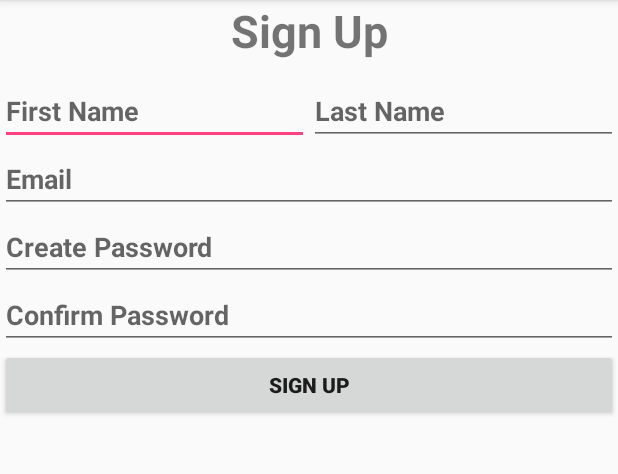
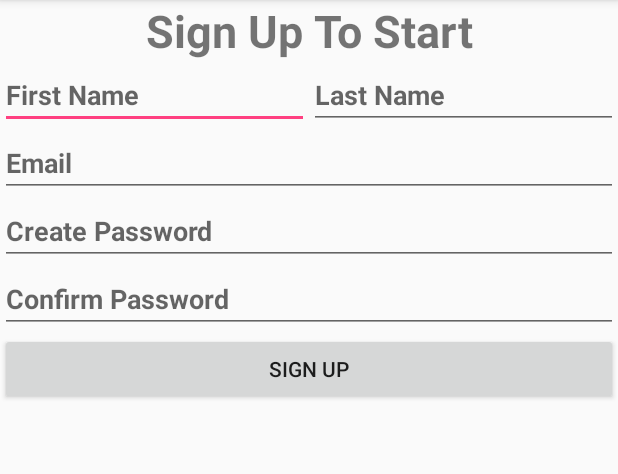
Before and after one commit to nezarlawen1/nizarofficialprojectMovies-master, an Android app: the SignUpActivity screen opened directly, with no data from a screen before it, on a phone screen of 412 x 824 dp, the part 84-558 px from its top. Run offline under Robolectric (Android 15) with nearby library versions, the phone set to English and light mode, and no system bars; 1 statement that could not run was skipped.

Commit message:
sign up fixed and done ,but there is a compiler error

```diff
--- a/app/build.gradle
+++ b/app/build.gradle
@@ -16,10 +16,11 @@ android {
             proguardFiles getDefaultProguardFile('proguard-android.txt'), 'proguard-rules.pro'
         }
     }
+    buildToolsVersion '28.0.2'
 }
 
 dependencies {
-    implementation fileTree(dir: 'libs', include: ['*.jar'])
+    implementation fileTree(include: ['*.jar'], dir: 'libs')
     implementation 'com.android.support:appcompat-v7:28.0.0'
     implementation 'com.android.support:design:28.0.0'
     implementation 'com.android.support.constraint:constraint-layout:1.1.3'
--- a/app/src/main/java/com/example/hp1/nizarofficialprojectmovies/SignUpActivity.java
+++ b/app/src/main/java/com/example/hp1/nizarofficialprojectmovies/SignUpActivity.java
@@ -9,7 +9,6 @@ import android.support.annotation.NonNull;
 import android.support.design.widget.Snackbar;
 import android.support.v7.app.AppCompatActivity;
 import android.os.Bundle;
-import android.text.TextUtils;
 import android.view.View;
 import android.widget.AutoCompleteTextView;
 import android.widget.Button;
--- a/app/src/main/res/layout/activity_sign_up.xml
+++ b/app/src/main/res/layout/activity_sign_up.xml
@@ -1,6 +1,5 @@
 <?xml version="1.0" encoding="utf-8"?>
 <LinearLayout xmlns:android="http://schemas.android.com/apk/res/android"
-    xmlns:app="http://schemas.android.com/apk/res-auto"
     xmlns:tools="http://schemas.android.com/tools"
     android:layout_width="match_parent"
     android:layout_height="match_parent"
@@ -10,14 +9,14 @@
     <TextView
         android:id="@+id/tvSignUp"
         android:layout_width="match_parent"
-        android:layout_height="51dp"
-        android:text="Sign Up"
+        android:layout_height="wrap_content"
+        android:text="@string/sign_up_to_start"
         android:textAlignment="center"
         android:textSize="30sp"
         android:textStyle="bold" />
 
     <LinearLayout
-        android:layout_width="match_parent"
+        android:layout_width="wrap_content"
         android:layout_height="wrap_content"
         android:orientation="horizontal">
 
@@ -27,9 +26,10 @@
             android:layout_height="wrap_content"
             android:layout_weight="1"
             android:ems="10"
-            android:hint="First Name"
+            android:hint="@string/first_name"
             android:inputType="textPersonName"
-            android:textStyle="bold" />
+            android:textStyle="bold"
+            android:autofillHints="" />
 
         <EditText
             android:id="@+id/etLastName"
@@ -48,7 +48,7 @@
         android:orientation="vertical">
 
         <EditText
-            android:id="@+id/etEmail"
+            android:id="@+id/etEmailSignUp"
             android:layout_width="match_parent"
             android:layout_height="wrap_content"
             android:ems="10"
@@ -71,16 +71,13 @@
             android:layout_height="wrap_content"
             android:ems="10"
             android:hint="Confirm Password"
-            android:inputType="numberPassword"
+            android:inputType="textPassword"
             android:textStyle="bold" />
 
         <Button
             android:id="@+id/btSignUp"
             android:layout_width="match_parent"
             android:layout_height="wrap_content"
-            android:text="Sign Up"
-            android:textAllCaps="true"
-            android:textStyle="bold" />
+            android:text="Sign Up" />
     </LinearLayout>
-
 </LinearLayout>
--- a/app/src/main/res/values-v21/styles.xml
+++ /dev/null
@@ -1,8 +0,0 @@
-<resources>
-
-    <style name="AppTheme.NoActionBar">
-        <item name="windowActionBar">false</item>
-        <item name="windowNoTitle">true</item>
-        <item name="android:statusBarColor">@android:color/transparent</item>
-    </style>
-</resources>
--- a/app/src/main/res/values/strings.xml
+++ b/app/src/main/res/values/strings.xml
@@ -27,4 +27,10 @@
     <string name="sing_in">SING IN</string>
     <string name="or_sign_up">OR SIGN UP</string>
     <string name="sign_in_to_enjoy">Sign in to enjoy</string>
+    <string name="sign_up_to_start">Sign Up To Start</string>
+    <string name="first_name">First Name</string>
+    <string name="last_name">Last Name</string>
+    <string name="email">Email</string>
+    <string name="create_password">Create Password</string>
+    <string name="confirm_password">Confirm Password</string>
 </resources>
```
Also changed, not shown: app/src/main/res/menu/activity_main_drawer.xml (+12 -7 lines).
